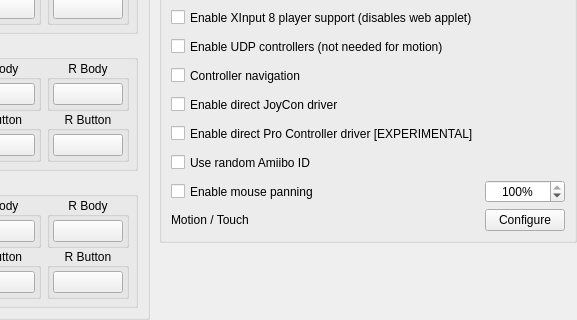
First picture: the form in src/yuzu/configuration/configure_input_advanced.ui, repository rorrim-rorrim/eden-alt, before the edit; both pictures show x 256 to 833 and y 263 to 583 of the 833 by 583 pixel window.
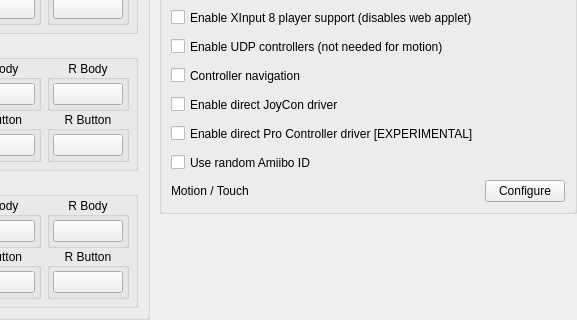
Second picture: the form after the edit.

Commit message: input_common: Redesign mouse panning

```diff
--- a/src/yuzu/configuration/configure_input_advanced.ui
+++ b/src/yuzu/configuration/configure_input_advanced.ui
@@ -2744,48 +2744,13 @@
                      </widget>
                    </item>
                    <item row="8" column="0">
-                     <widget class="QCheckBox" name="mouse_panning">
-                       <property name="minimumSize">
-                         <size>
-                           <width>0</width>
-                           <height>23</height>
-                         </size>
-                       </property>
-                       <property name="text">
-                         <string>Enable mouse panning</string>
-                       </property>
-                     </widget>
-                   </item>
-                   <item row="8" column="2">
-                     <widget class="QSpinBox" name="mouse_panning_sensitivity">
-                       <property name="toolTip">
-                         <string>Mouse sensitivity</string>
-                       </property>
-                       <property name="alignment">
-                         <set>Qt::AlignCenter</set>
-                       </property>
-                       <property name="suffix">
-                         <string>%</string>
-                       </property>
-                       <property name="minimum">
-                         <number>1</number>
-                       </property>
-                       <property name="maximum">
-                         <number>100</number>
-                       </property>
-                       <property name="value">
-                         <number>100</number>
-                       </property>
-                     </widget>
-                   </item>
-                   <item row="9" column="0">
                      <widget class="QLabel" name="motion_touch">
                        <property name="text">
                          <string>Motion / Touch</string>
                        </property>
                      </widget>
                    </item>
-                   <item row="9" column="2">
+                   <item row="8" column="2">
                      <widget class="QPushButton" name="buttonMotionTouch">
                        <property name="text">
                          <string>Configure</string>
```
The commit also changes 13 other files.
